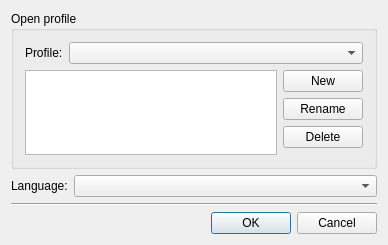
This is Vacuum/trunk/src/plugins/Settings/profiledialog.ui in vacuum-im/vacuum-im as Qt 5 draws it before an edit. The edited form follows.
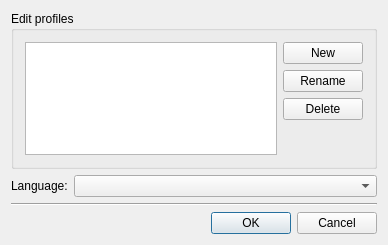
This is the edited form.

```diff
--- a/Vacuum/trunk/src/plugins/Settings/profiledialog.ui
+++ b/Vacuum/trunk/src/plugins/Settings/profiledialog.ui
@@ -16,33 +16,9 @@
    <item>
     <widget class="QGroupBox" name="grbProfiles" >
      <property name="title" >
-      <string>Open profile</string>
+      <string>Edit profiles</string>
      </property>
      <layout class="QVBoxLayout" >
-      <item>
-       <layout class="QHBoxLayout" >
-        <item>
-         <widget class="QLabel" name="lblProfile" >
-          <property name="text" >
-           <string>Profile:</string>
-          </property>
-          <property name="buddy" >
-           <cstring>cmbProfiles</cstring>
-          </property>
-         </widget>
-        </item>
-        <item>
-         <widget class="QComboBox" name="cmbProfiles" >
-          <property name="sizePolicy" >
-           <sizepolicy vsizetype="Fixed" hsizetype="Expanding" >
-            <horstretch>0</horstretch>
-            <verstretch>0</verstretch>
-           </sizepolicy>
-          </property>
-         </widget>
-        </item>
-       </layout>
-      </item>
       <item>
        <layout class="QHBoxLayout" >
         <item>
```
